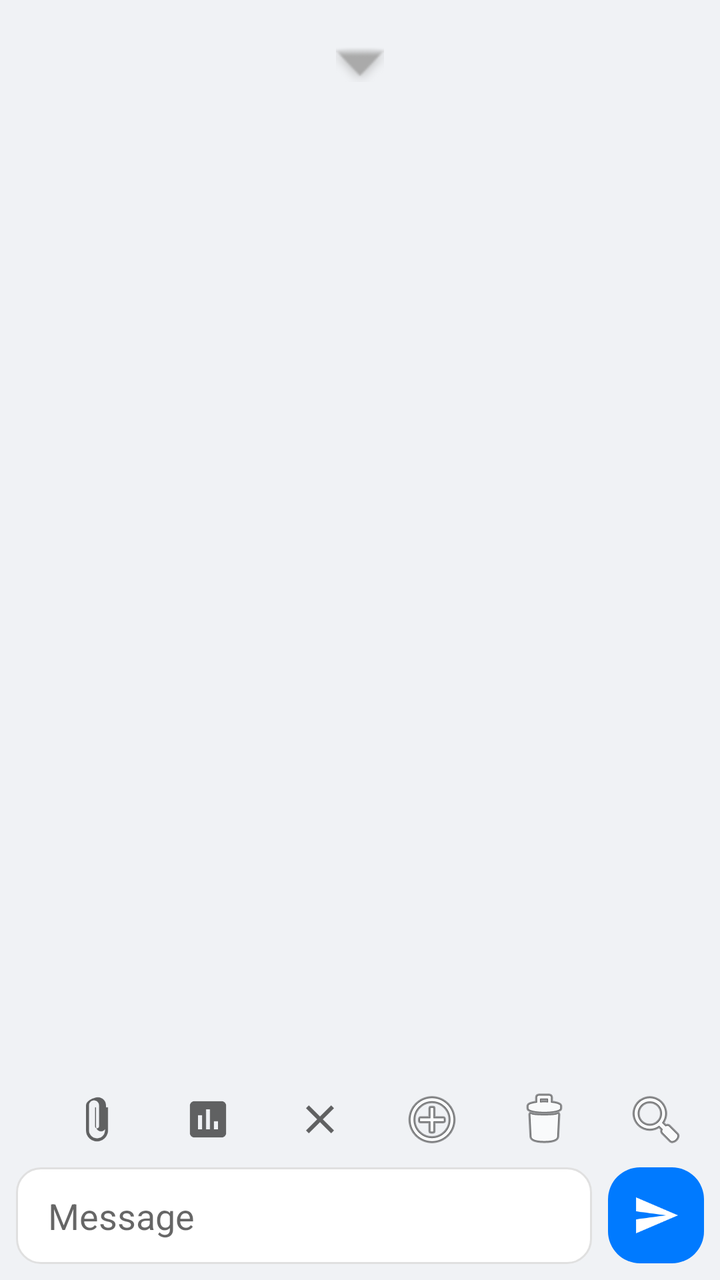
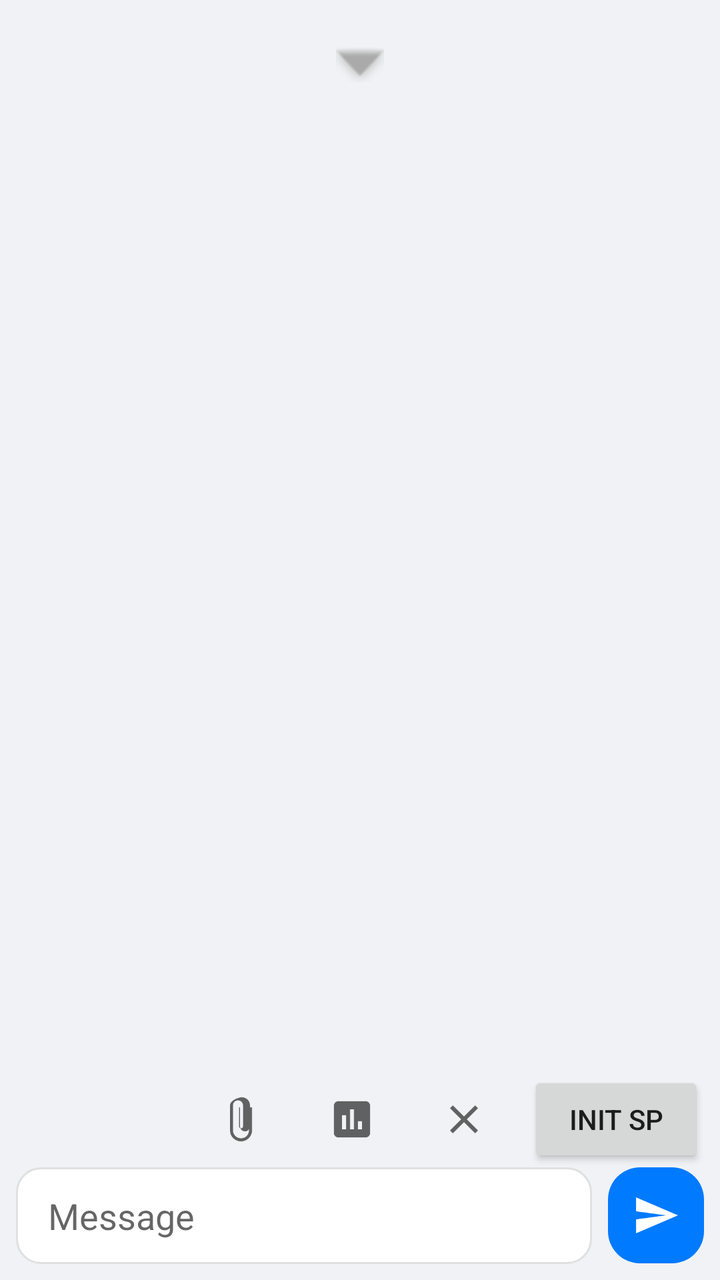

Screens rendered from an Android XML layout before and after an edit, with the pre-edit source and the edit as a unified diff.
<!-- AndroidManifest.xml: activity theme Theme.AppCompat.Light.NoActionBar -->
<!-- res/layout/activity_demollm.xml -->
<?xml version="1.0" encoding="utf-8"?>
<RelativeLayout xmlns:android="http://schemas.android.com/apk/res/android"
    xmlns:app="http://schemas.android.com/apk/res-auto"
    xmlns:tools="http://schemas.android.com/tools"
    android:layout_width="match_parent"
    android:layout_height="match_parent"
    android:background="#F0F2F5"
    tools:context=".DemoLLMActivity">

    <LinearLayout
        android:id="@+id/toolbar"
        android:layout_width="match_parent"
        android:layout_height="wrap_content"
        android:gravity="center"
        android:orientation="horizontal"
        android:padding="8dp">

        <FrameLayout
            android:layout_width="wrap_content"
            android:layout_height="wrap_content">

            <Spinner
                android:id="@+id/modelSpinner"
                android:layout_width="wrap_content"
                android:layout_height="48dp"
                android:background="@android:color/transparent"
                android:paddingEnd="24dp" />

            <ImageView
                android:layout_width="24dp"
                android:layout_height="24dp"
                android:layout_gravity="center_vertical|end"
                android:src="@android:drawable/arrow_down_float"
                app:tint="@android:color/darker_gray" />

        </FrameLayout>
    </LinearLayout>

    <androidx.recyclerview.widget.RecyclerView
        android:id="@+id/recyclerView"
        android:layout_width="match_parent"
        android:layout_height="match_parent"
        android:layout_below="@id/toolbar"
        android:layout_above="@+id/inputArea"
        android:padding="8dp" />

    <LinearLayout
        android:id="@+id/inputArea"
        android:layout_width="match_parent"
        android:layout_height="wrap_content"
        android:layout_alignParentBottom="true"
        android:orientation="vertical"
        android:padding="8dp">

        <FrameLayout
            android:id="@+id/previewContainer"
            android:layout_width="wrap_content"
            android:layout_height="wrap_content"
            android:layout_marginBottom="8dp"
            android:visibility="gone">

            <ImageView
                android:id="@+id/previewImage"
                android:layout_width="96dp"
                android:layout_height="96dp" />

            <ImageButton
                android:id="@+id/clearImageButton"
                android:layout_width="24dp"
                android:layout_height="24dp"
                android:layout_gravity="top|end"
                android:background="@android:color/transparent"
                android:src="@android:drawable/ic_menu_close_clear_cancel" />
        </FrameLayout>
        <LinearLayout
            android:layout_width="match_parent"
            android:layout_height="wrap_content"
            android:layout_marginTop="8dp"
            android:gravity="end"
            android:orientation="horizontal">

            <ImageButton
                android:id="@+id/attachButton"
                android:layout_width="48dp"
                android:layout_height="48dp"
                android:background="?attr/selectableItemBackgroundBorderless"
                android:src="@drawable/ic_attach_file" />

            <ImageButton
                android:id="@+id/benchButton"
                android:layout_width="48dp"
                android:layout_height="48dp"
                android:layout_marginStart="8dp"
                android:background="?attr/selectableItemBackgroundBorderless"
                android:src="@drawable/ic_benchmark" />

            <ImageButton
                android:id="@+id/clearButton"
                android:layout_width="48dp"
                android:layout_height="48dp"
                android:layout_marginStart="8dp"
                android:background="?attr/selectableItemBackgroundBorderless"
                android:src="@drawable/ic_clear" />

            <ImageButton
                android:id="@+id/createEventButton"
                android:layout_width="48dp"
                android:layout_height="48dp"
                android:layout_marginStart="8dp"
                android:background="?attr/selectableItemBackgroundBorderless"
                android:src="@android:drawable/ic_menu_add" />

            <ImageButton
                android:id="@+id/deleteEventButton"
                android:layout_width="48dp"
                android:layout_height="48dp"
                android:layout_marginStart="8dp"
                android:background="?attr/selectableItemBackgroundBorderless"
                android:src="@android:drawable/ic_menu_delete" />

            <ImageButton
                android:id="@+id/viewEventsButton"
                android:layout_width="48dp"
                android:layout_height="48dp"
                android:layout_marginStart="8dp"
                android:background="?attr/selectableItemBackgroundBorderless"
                android:src="@android:drawable/ic_menu_search" />
        </LinearLayout>
        <LinearLayout
            android:layout_width="match_parent"
            android:layout_height="wrap_content"
            android:gravity="center_vertical"
            android:orientation="horizontal">

            <EditText
                android:id="@+id/messageEditText"
                android:layout_width="0dp"
                android:layout_height="wrap_content"
                android:layout_weight="1"
                android:background="@drawable/bg_input_box"
                android:hint="Message"
                android:inputType="textMultiLine"
                android:maxLines="5"
                android:paddingStart="16dp"
                android:paddingTop="12dp"
                android:paddingEnd="16dp"
                android:paddingBottom="12dp" />

            <ImageButton
                android:id="@+id/sendButton"
                android:layout_width="48dp"
                android:layout_height="48dp"
                android:layout_marginStart="8dp"
                android:background="@drawable/bg_user_message"
                android:src="@drawable/ic_send"
                app:tint="@android:color/white" />

        </LinearLayout>


    </LinearLayout>

</RelativeLayout>
<!-- resources referenced by this layout -->
<resources>
  <!-- drawable bg_input_box (drawable) -->
  <?xml version="1.0" encoding="utf-8"?>
  <shape xmlns:android="http://schemas.android.com/apk/res/android"
      android:shape="rectangle">
      <solid android:color="#FFFFFF" />
      <corners android:radius="12dp" />
      <stroke
          android:width="1dp"
          android:color="#E0E0E0" />
  </shape>
  <!-- drawable bg_user_message (drawable) -->
  <?xml version="1.0" encoding="utf-8"?>
  <shape xmlns:android="http://schemas.android.com/apk/res/android"
      android:shape="rectangle">
      <solid android:color="#007AFF" />
      <corners android:radius="16dp" />
  </shape>
  <!-- drawable ic_attach_file (drawable) -->
  <vector xmlns:android="http://schemas.android.com/apk/res/android"
      android:width="24dp"
      android:height="24dp"
      android:viewportWidth="24.0"
      android:viewportHeight="24.0"
      android:tint="?attr/colorControlNormal">
    <path
        android:fillColor="@android:color/white"
        android:pathData="M16.5,6v11.5c0,2.21 -1.79,4 -4,4s-4,-1.79 -4,-4V5c0,-1.38 1.12,-2.5 2.5,-2.5s2.5,1.12 2.5,2.5v10.5c0,0.55 -0.45,1 -1,1s-1,-0.45 -1,-1V6H12v9.5c0,1.38 1.12,2.5 2.5,2.5s2.5,-1.12 2.5,-2.5V5c0,-2.21 -1.79,-4 -4,-4S7,2.79 7,5v12.5c0,3.04 2.46,5.5 5.5,5.5s5.5,-2.46 5.5,-5.5V6h-1.5z"/>
  </vector>
  <!-- drawable ic_benchmark (drawable) -->
  <vector xmlns:android="http://schemas.android.com/apk/res/android"
      android:width="24dp"
      android:height="24dp"
      android:viewportWidth="24.0"
      android:viewportHeight="24.0"
      android:tint="?attr/colorControlNormal">
    <path
        android:fillColor="@android:color/white"
        android:pathData="M19,3H5C3.9,3 3,3.9 3,5v14c0,1.1 0.9,2 2,2h14c1.1,0 2,-0.9 2,-2V5c0,-1.1 -0.9,-2 -2,-2zM9,17H7v-7h2v7zM13,17h-2V7h2v10zM17,17h-2v-4h2v4z"/>
  </vector>
  <!-- drawable ic_clear (drawable) -->
  <vector xmlns:android="http://schemas.android.com/apk/res/android"
      android:width="24dp"
      android:height="24dp"
      android:viewportWidth="24.0"
      android:viewportHeight="24.0"
      android:tint="?attr/colorControlNormal">
    <path
        android:fillColor="@android:color/white"
        android:pathData="M19,6.41L17.59,5 12,10.59 6.41,5 5,6.41 10.59,12 5,17.59 6.41,19 12,13.41 17.59,19 19,17.59 13.41,12z"/>
  </vector>
  <!-- drawable ic_send (drawable) -->
  <vector xmlns:android="http://schemas.android.com/apk/res/android"
      android:width="24dp"
      android:height="24dp"
      android:viewportWidth="24.0"
      android:viewportHeight="24.0"
      android:tint="?attr/colorControlNormal">
    <path
        android:fillColor="@android:color/white"
        android:pathData="M2.01,21L23,12 2.01,3 2,10l15,2 -15,2z"/>
  </vector>
</resources>

<!-- the commit's change to res/layout/activity_demollm.xml (unified diff, before → after) -->
@@ -102,29 +102,36 @@
                 android:background="?attr/selectableItemBackgroundBorderless"
                 android:src="@drawable/ic_clear" />
 
-            <ImageButton
-                android:id="@+id/createEventButton"
-                android:layout_width="48dp"
+            <Button
+                android:id="@+id/initSysPromptButton"
+                android:layout_width="wrap_content"
                 android:layout_height="48dp"
                 android:layout_marginStart="8dp"
-                android:background="?attr/selectableItemBackgroundBorderless"
-                android:src="@android:drawable/ic_menu_add" />
+                android:text="Init SP" />
 
-            <ImageButton
-                android:id="@+id/deleteEventButton"
-                android:layout_width="48dp"
-                android:layout_height="48dp"
-                android:layout_marginStart="8dp"
-                android:background="?attr/selectableItemBackgroundBorderless"
-                android:src="@android:drawable/ic_menu_delete" />
 
-            <ImageButton
-                android:id="@+id/viewEventsButton"
-                android:layout_width="48dp"
-                android:layout_height="48dp"
-                android:layout_marginStart="8dp"
-                android:background="?attr/selectableItemBackgroundBorderless"
-                android:src="@android:drawable/ic_menu_search" />
+
+
+
+
+
+
+
+
+
+
+
+
+
+
+
+
+
+
+
+
+
+
         </LinearLayout>
         <LinearLayout
             android:layout_width="match_parent"
